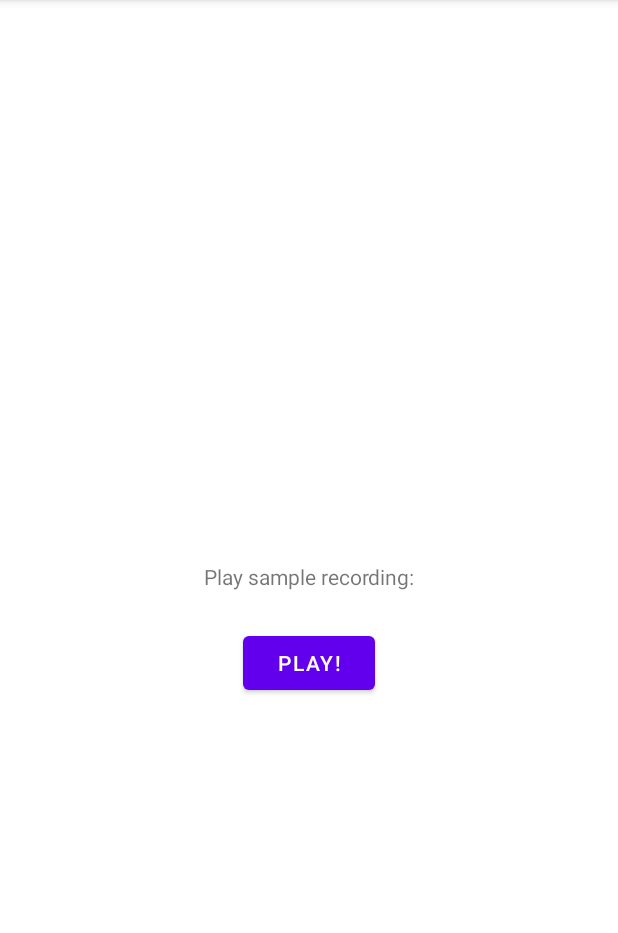
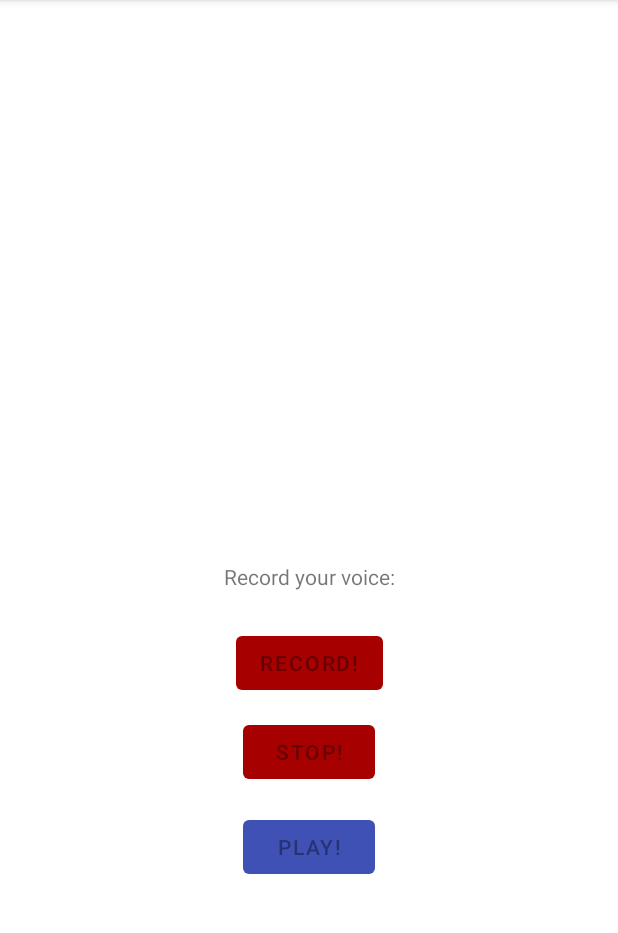
Before and after one commit to sgrzegorz/voice-health-analyzer-1, an Android app: the screen it shows after launch (MainActivity), on a phone screen of 412 x 824 dp, the part 84-1017 px from its top. Run offline under Robolectric (Android 15) with nearby library versions, the phone set to English and light mode, and no system bars.

Commit message:
Add buttons to record and play voice in app

```diff
--- a/app/src/main/AndroidManifest.xml
+++ b/app/src/main/AndroidManifest.xml
@@ -1,11 +1,16 @@
 <?xml version="1.0" encoding="utf-8"?>
 <manifest xmlns:android="http://schemas.android.com/apk/res/android"
+    xmlns:tools="http://schemas.android.com/tools"
     package="pl.edu.agh.im.voicehealthanalyzer">
+
+    <uses-permission android:name="android.permission.RECORD_AUDIO" />
+    <uses-permission android:name="android.permission.WRITE_EXTERNAL_STORAGE" />
 
     <application
         android:allowBackup="true"
         android:icon="@mipmap/ic_launcher"
         android:label="@string/app_name"
+        android:requestLegacyExternalStorage="true"
         android:roundIcon="@mipmap/ic_launcher_round"
         android:supportsRtl="true"
         android:theme="@style/Theme.VoiceHealthAnalyzer">
--- a/app/src/main/java/pl/edu/agh/im/voicehealthanalyzer/MainActivity.kt
+++ b/app/src/main/java/pl/edu/agh/im/voicehealthanalyzer/MainActivity.kt
@@ -1,11 +1,80 @@
 package pl.edu.agh.im.voicehealthanalyzer
 
+import android.Manifest
+import android.content.pm.PackageManager
+import android.media.MediaPlayer
+import android.media.MediaRecorder
+import android.os.Build
+import android.os.Bundle
+import android.os.Environment
+import android.view.View
+import android.widget.Button
+import android.widget.Toast
+import androidx.annotation.RequiresApi
 import androidx.appcompat.app.AppCompatActivity
-import android.os.Bundle
+import androidx.core.app.ActivityCompat
+import androidx.core.content.ContextCompat
+import java.io.IOException
+
 
 class MainActivity : AppCompatActivity() {
+
+    private var mediaRecorder: MediaRecorder? = null
+    private var mediaPlayer: MediaPlayer? = null
+
+    private var audioFilePath: String? = null
+    private lateinit var stopButton: Button
+    private lateinit var playButton: Button
+    private lateinit var recordButton: Button
+
+    private var isRecording = false
+
+    private val permissions = arrayOf(
+        Manifest.permission.RECORD_AUDIO,
+        Manifest.permission.WRITE_EXTERNAL_STORAGE,
+        Manifest.permission.READ_EXTERNAL_STORAGE
+    )
+
+    @RequiresApi(Build.VERSION_CODES.R)
     override fun onCreate(savedInstanceState: Bundle?) {
         super.onCreate(savedInstanceState)
         setContentView(R.layout.activity_main)
+
+        recordButton = findViewById(R.id.recordButton)
+        playButton = findViewById(R.id.playButton)
+        stopButton = findViewById(R.id.stopButton)
+
+        if (!hasMicrophone()) {
+            stopButton.isEnabled = false
+            playButton.isEnabled = false
+            recordButton.isEnabled = false
+        } else {
+            playButton.isEnabled = false
+            stopButton.isEnabled = false
+        }
+
+        audioFilePath = Environment.getExternalStorageDirectory().absolutePath + "/recording.mp3"
+
+        if (!hasNecessaryPermissions()) {
+            ActivityCompat.requestPermissions(this, permissions, 0)
+        }
+    }
+
+    private fun hasNecessaryPermissions(): Boolean {
+        return ContextCompat.checkSelfPermission(
+            this,
+            Manifest.permission.RECORD_AUDIO
+        ) != PackageManager.PERMISSION_GRANTED &&
+                ContextCompat.checkSelfPermission(
+                    this,
+                    Manifest.permission.WRITE_EXTERNAL_STORAGE
+                ) != PackageManager.PERMISSION_GRANTED
+    }
+
+    protected fun hasMicrophone(): Boolean {
+        val pmanager = this.packageManager
+        return pmanager.hasSystemFeature(
+            PackageManager.FEATURE_MICROPHONE
+        )
     }
 }
--- a/app/src/main/res/layout/activity_main.xml
+++ b/app/src/main/res/layout/activity_main.xml
@@ -17,13 +17,39 @@
         app:layout_constraintTop_toTopOf="parent" />
 
     <Button
-        android:id="@+id/button"
+        android:id="@+id/recordButton"
         android:layout_width="wrap_content"
         android:layout_height="wrap_content"
         android:layout_marginTop="24dp"
+        android:onClick="recordAudio"
         android:text="@string/sample_button_text"
+        app:backgroundTint="#A60000"
         app:layout_constraintEnd_toEndOf="parent"
         app:layout_constraintStart_toStartOf="parent"
         app:layout_constraintTop_toBottomOf="@+id/textView" />
 
+    <Button
+        android:id="@+id/playButton"
+        android:layout_width="wrap_content"
+        android:layout_height="wrap_content"
+        android:layout_marginTop="15dp"
+        android:onClick="playAudio"
+        android:text="Play!"
+        app:backgroundTint="#3F51B5"
+        app:layout_constraintEnd_toEndOf="parent"
+        app:layout_constraintStart_toStartOf="parent"
+        app:layout_constraintTop_toBottomOf="@+id/stopButton" />
+
+    <Button
+        android:id="@+id/stopButton"
+        android:layout_width="wrap_content"
+        android:layout_height="wrap_content"
+        android:layout_marginTop="11dp"
+        android:onClick="stopAudio"
+        android:text="Stop!"
+        app:backgroundTint="#A60000"
+        app:layout_constraintEnd_toEndOf="parent"
+        app:layout_constraintStart_toStartOf="parent"
+        app:layout_constraintTop_toBottomOf="@+id/recordButton" />
+
 </androidx.constraintlayout.widget.ConstraintLayout>
--- a/app/src/main/res/values/strings.xml
+++ b/app/src/main/res/values/strings.xml
@@ -1,5 +1,5 @@
 <resources>
     <string name="app_name">Voice Health Analyzer</string>
-    <string name="sample_text">Play sample recording:</string>
-    <string name="sample_button_text">Play!</string>
+    <string name="sample_text">Record your voice:</string>
+    <string name="sample_button_text">Record!</string>
 </resources>
```
Also changed, not shown: 2 other files.
